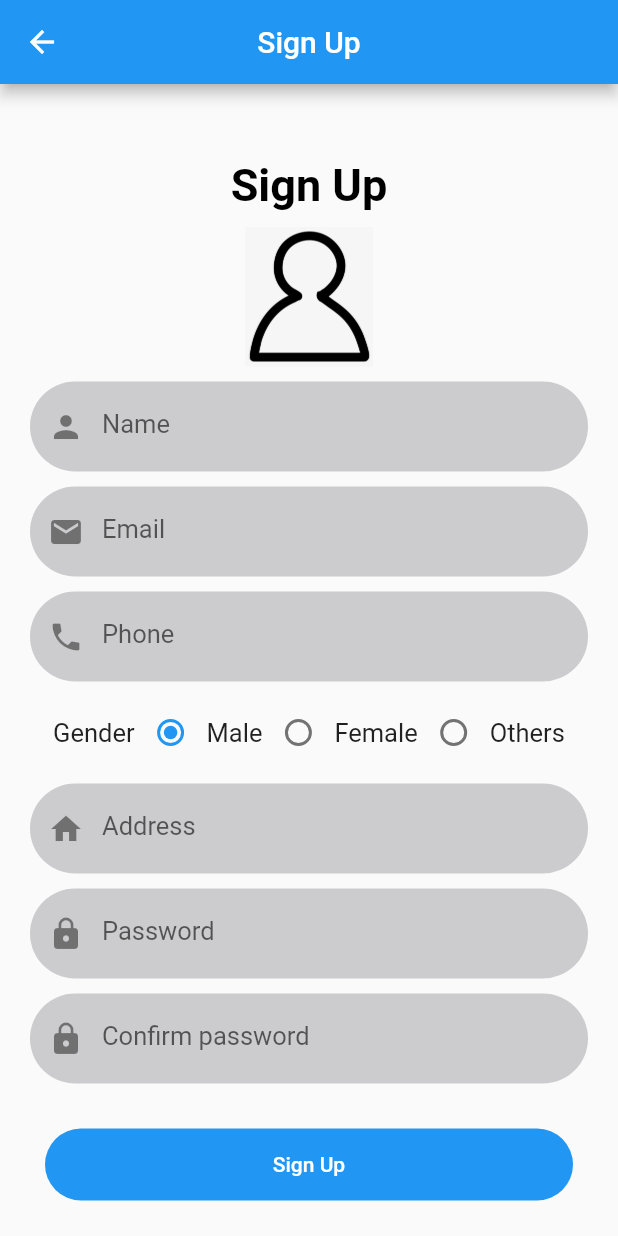
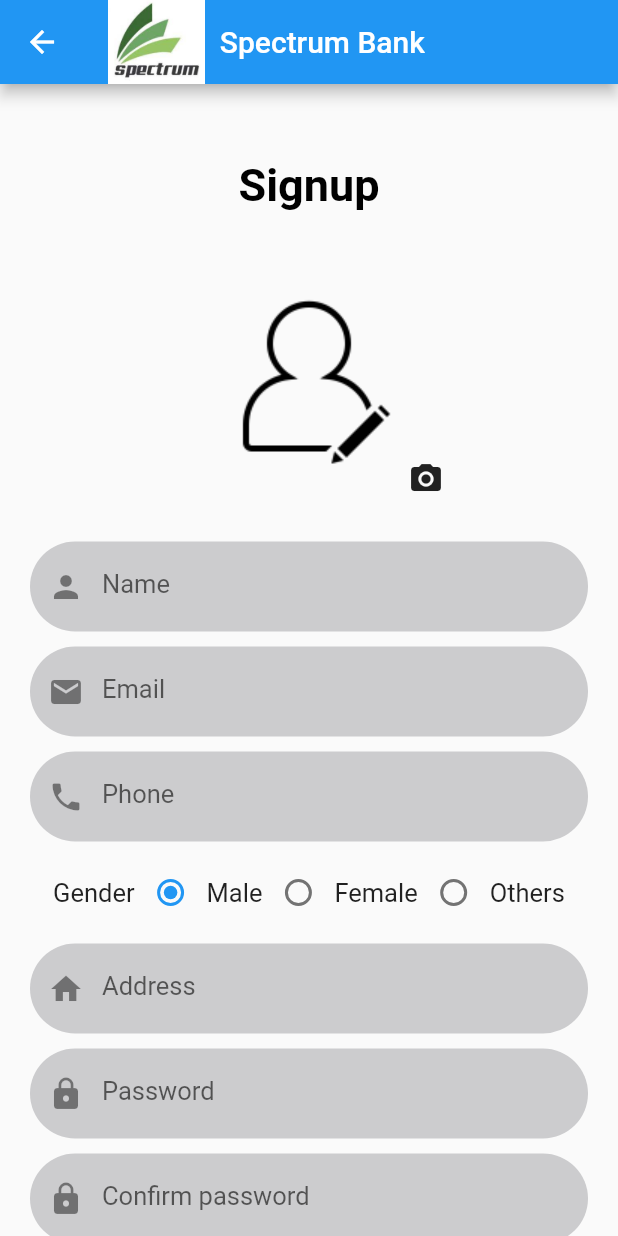
Before and after one commit to ibrahim-cse/smart_camera, a Flutter app: the screen it shows after launch, after a tap on "Sign up", on a phone screen of 412 x 824 dp. Run offline on Flutter 3.47's test engine with Material 2 defaults, Android fonts, the phone set to English and light mode, and no system bars; our stand-ins replace fluttertoast, image_picker, open_file, sqflite; missing offline and left inert: image_painter; accounts and stored records are empty.

Commit message:
Image editing feature added. Sign up page updated.

```diff
--- a/lib/common/get_text_form_field.dart
+++ b/lib/common/get_text_form_field.dart
@@ -35,7 +35,6 @@ class MyTextFormField extends StatelessWidget {
           }
           return null;
         },
-        // onSaved: (val) => controller.text = val!,
 
         decoration: InputDecoration(
           enabledBorder: const OutlineInputBorder(
--- /dev/null
+++ b/lib/common/take_signup_photo.dart
@@ -0,0 +1,119 @@
+import 'package:flutter/material.dart';
+import 'dart:io';
+import 'package:image_picker/image_picker.dart';
+
+class SignupPhoto extends StatefulWidget {
+  @override
+  _SignupPhotoState createState() => _SignupPhotoState();
+}
+
+class _SignupPhotoState extends State<SignupPhoto> {
+  File? sImageFile;
+
+  Widget _firstImageView() {
+    if (sImageFile == null) {
+      return Image.asset(
+        'images/logo2png.png',
+        height: 200.0,
+        width: 200.0,
+      );
+    } else {
+      return Card(
+          child: Image.file(
+        sImageFile!,
+        height: 100.0,
+        width: 150.0,
+      ));
+    }
+  }
+
+  _openSGallery(BuildContext context) async {
+    var picture = await ImagePicker().pickImage(source: ImageSource.gallery);
+    setState(() {
+      sImageFile = File(picture!.path);
+    });
+  }
+
+  _openSCamera(BuildContext context) async {
+    var picture = await ImagePicker().pickImage(source: ImageSource.camera);
+    setState(() {
+      // imageFile = picture as File;
+      sImageFile = File(picture!.path);
+    });
+  }
+
+  Future<void> _signupChoiceDialog(BuildContext context) {
+    return showDialog(
+        context: context,
+        builder: (BuildContext context) {
+          return AlertDialog(
+            title: Text('Take Image From...'),
+            content: SingleChildScrollView(
+              child: ListBody(
+                children: [
+                  GestureDetector(
+                    child: Text('Gallery'),
+                    onTap: () {
+                      _openSGallery(context);
+                      Navigator.of(context).pop();
+                    },
+                  ),
+                  Padding(padding: EdgeInsets.all(8.0)),
+                  GestureDetector(
+                    child: Text('Camera'),
+                    onTap: () {
+                      _openSCamera(context);
+                      Navigator.of(context).pop();
+                    },
+                  ),
+                ],
+              ),
+            ),
+          );
+        });
+  }
+
+  @override
+  Widget build(BuildContext context) {
+    return Center(
+      child: Column(
+        children: [
+          SizedBox(
+            height: 50.0,
+          ),
+          Text(
+            'Signup',
+            style: const TextStyle(
+                fontWeight: FontWeight.bold,
+                color: Colors.black,
+                fontSize: 30.0),
+          ),
+          SizedBox(
+            height: 10.0,
+          ),
+
+          Stack(
+            children: [
+              _firstImageView(),
+              Positioned(
+                child: InkWell(
+                  onTap: () {
+                    _signupChoiceDialog(context);
+                  },
+                  child: Icon(Icons.camera_alt),
+                ),
+                bottom: 20.0,
+                right: 10.0,
+              ),
+            ],
+          ),
+          SizedBox(
+            height: 10.0,
+          ),
+
+          // Navigator.pop(),
+        ],
+      ),
+    );
+  }
+}
--- a/lib/main.dart
+++ b/lib/main.dart
@@ -6,7 +6,6 @@ void main() {
 }
 
 class MyApp extends StatelessWidget {
-  // This widget is the root of your application.
   @override
   Widget build(BuildContext context) {
     return MaterialApp(
--- a/lib/screens/login_form.dart
+++ b/lib/screens/login_form.dart
@@ -33,7 +33,7 @@ class _LoginFormState extends State<LoginForm> {
     String uPassword = _conPassword.text;
 
     if (uEmail.isEmpty) {
-      MyAlertDialog(context, "Please Enter User ID");
+      MyAlertDialog(context, "Please Enter Mail");
     } else if (uPassword.isEmpty) {
       MyAlertDialog(context, "Please Enter Password");
     } else {
@@ -41,7 +41,7 @@ class _LoginFormState extends State<LoginForm> {
         if (userData != null) {
           Navigator.pushAndRemoveUntil(
               context,
-              MaterialPageRoute(builder: (_) => Camera()),
+              MaterialPageRoute(builder: (_) => MyCamera()),
               (Route<dynamic> route) => false);
         } else {
           MyAlertDialog(context, "Error: User Not Found");
@@ -58,7 +58,21 @@ class _LoginFormState extends State<LoginForm> {
     return Scaffold(
       appBar: AppBar(
         centerTitle: true,
-        title: const Text('Login'),
+        title: Row(
+          children: [
+            Image.asset(
+              'images/spectrum.jpg',
+              height: 57,
+            ),
+            SizedBox(
+              width: 10.0,
+            ),
+            Text(
+              'Spectrum Bank',
+              textAlign: TextAlign.center,
+            ),
+          ],
+        ),
       ),
       body: SingleChildScrollView(
         scrollDirection: Axis.vertical,
--- a/lib/screens/signup_form.dart
+++ b/lib/screens/signup_form.dart
@@ -2,12 +2,14 @@
 
 import 'package:flutter/material.dart';
 import 'package:login_with_signup/common/gen_login_signup_header.dart';
+import 'package:login_with_signup/common/take_signup_photo.dart';
 import 'package:login_with_signup/common/toast_helper.dart';
 import 'package:login_with_signup/database_handler/db_helper.dart';
 import 'package:login_with_signup/model/user_model.dart';
 import 'login_form.dart';
 import 'package:login_with_signup/common/get_text_form_field.dart';
-import 'package:fluttertoast/fluttertoast.dart';
+import 'package:image_picker/image_picker.dart';
+import 'dart:io';
 
 class SignupForm extends StatefulWidget {
   @override
@@ -67,7 +69,21 @@ class _SignupFormState extends State<SignupForm> {
     return Scaffold(
       appBar: AppBar(
         centerTitle: true,
-        title: const Text('Sign Up'),
+        title: Row(
+          children: [
+            Image.asset(
+              'images/spectrum.jpg',
+              height: 57,
+            ),
+            SizedBox(
+              width: 10.0,
+            ),
+            Text(
+              'Spectrum Bank',
+              textAlign: TextAlign.center,
+            ),
+          ],
+        ),
       ),
       body: Form(
         key: _formKey,
@@ -77,9 +93,10 @@ class _SignupFormState extends State<SignupForm> {
             child: Column(
               mainAxisAlignment: MainAxisAlignment.center,
               children: [
-                GenLoginSignupHeader(
-                  headerName: 'Sign Up',
-                ),
+                SignupPhoto(),
+                // GenLoginSignupHeader(
+                //   headerName: 'Sign Up',
+                // ),
                 MyTextFormField(
                   controller: _conUserName,
                   inputType: TextInputType.name,
--- a/pubspec.yaml
+++ b/pubspec.yaml
@@ -38,6 +38,8 @@ dependencies:
   sqflite: ^2.0.0+4
   fluttertoast: ^8.0.8
   image_picker:
+  image_painter: ^0.4.0
+  open_file: ^3.2.1
 
 
 dev_dependencies:
```
Also changed, not shown: lib/common/gen_login_signup_header.dart (+87 -0 lines), lib/screens/camera_form.dart (+47 -29 lines), lib/screens/editor.dart (added, +71 -0 lines), images/logo2png.png (added), images/spectrum.jpg (added), pubspec.lock.
